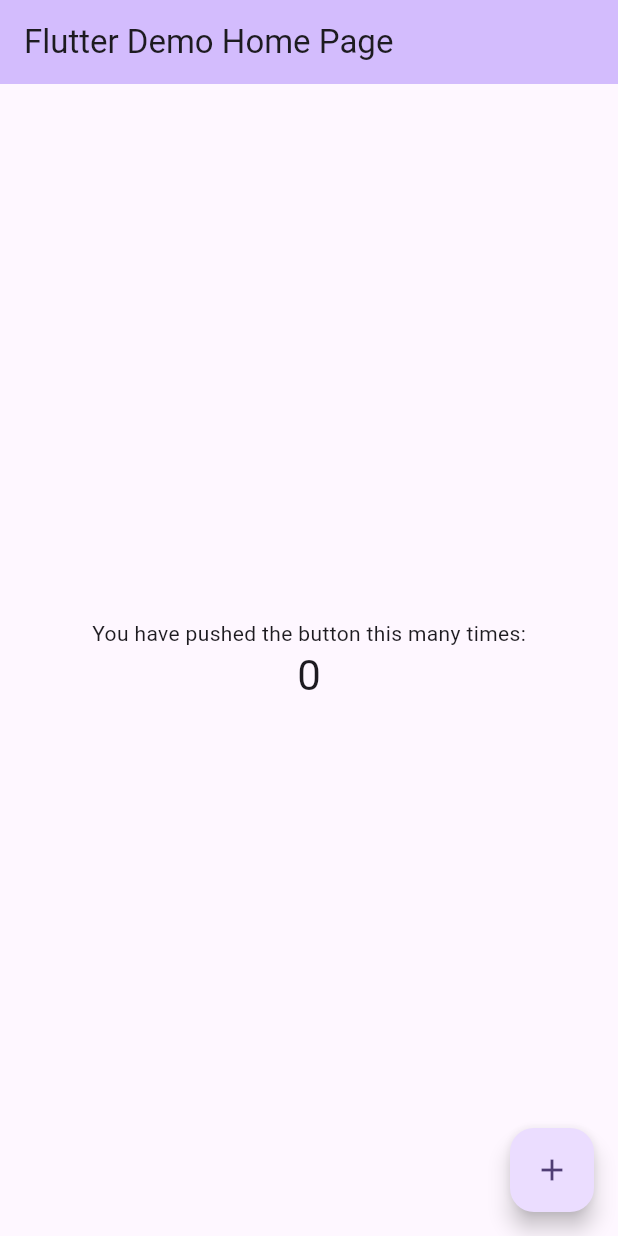
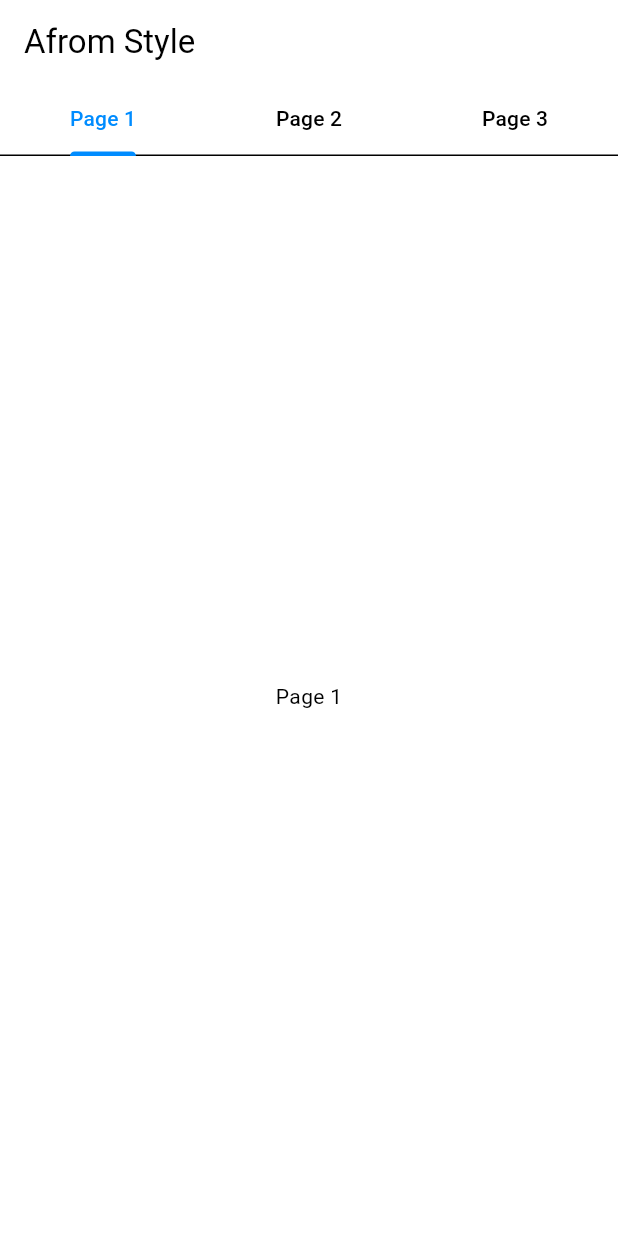
Before and after one commit to moisesNeto/afro_style, a Flutter app: the screen it shows after launch, on a phone screen of 412 x 824 dp. Run offline on Flutter 3.47's test engine with Material 3 defaults, Android fonts, the light colour scheme and no system bars.

Commit message:
Estruturando base para o site da Afro Style

```diff
--- a/lib/main.dart
+++ b/lib/main.dart
@@ -1,125 +1,6 @@
+import 'package:afro_style/src/afro_style.dart';
 import 'package:flutter/material.dart';
 
 void main() {
-  runApp(const MyApp());
+  runApp(const AfroStyle());
 }
-
-class MyApp extends StatelessWidget {
-  const MyApp({super.key});
-
-  // This widget is the root of your application.
-  @override
-  Widget build(BuildContext context) {
-    return MaterialApp(
-      title: 'Flutter Demo',
-      theme: ThemeData(
-        // This is the theme of your application.
-        //
-        // TRY THIS: Try running your application with "flutter run". You'll see
-        // the application has a purple toolbar. Then, without quitting the app,
-        // try changing the seedColor in the colorScheme below to Colors.green
-        // and then invoke "hot reload" (save your changes or press the "hot
-        // reload" button in a Flutter-supported IDE, or press "r" if you used
-        // the command line to start the app).
-        //
-        // Notice that the counter didn't reset back to zero; the application
-        // state is not lost during the reload. To reset the state, use hot
-        // restart instead.
-        //
-        // This works for code too, not just values: Most code changes can be
-        // tested with just a hot reload.
-        colorScheme: ColorScheme.fromSeed(seedColor: Colors.deepPurple),
-        useMaterial3: true,
-      ),
-      home: const MyHomePage(title: 'Flutter Demo Home Page'),
-    );
-  }
-}
-
-class MyHomePage extends StatefulWidget {
-  const MyHomePage({super.key, required this.title});
-
-  // This widget is the home page of your application. It is stateful, meaning
-  // that it has a State object (defined below) that contains fields that affect
-  // how it looks.
-
-  // This class is the configuration for the state. It holds the values (in this
-  // case the title) provided by the parent (in this case the App widget) and
-  // used by the build method of the State. Fields in a Widget subclass are
-  // always marked "final".
-
-  final String title;
-
-  @override
-  State<MyHomePage> createState() => _MyHomePageState();
-}
-
-class _MyHomePageState extends State<MyHomePage> {
-  int _counter = 0;
-
-  void _incrementCounter() {
-    setState(() {
-      // This call to setState tells the Flutter framework that something has
-      // changed in this State, which causes it to rerun the build method below
-      // so that the display can reflect the updated values. If we changed
-      // _counter without calling setState(), then the build method would not be
-      // called again, and so nothing would appear to happen.
-      _counter++;
-    });
-  }
-
-  @override
-  Widget build(BuildContext context) {
-    // This method is rerun every time setState is called, for instance as done
-    // by the _incrementCounter method above.
-    //
-    // The Flutter framework has been optimized to make rerunning build methods
-    // fast, so that you can just rebuild anything that needs updating rather
-    // than having to individually change instances of widgets.
-    return Scaffold(
-      appBar: AppBar(
-        // TRY THIS: Try changing the color here to a specific color (to
-        // Colors.amber, perhaps?) and trigger a hot reload to see the AppBar
-        // change color while the other colors stay the same.
-        backgroundColor: Theme.of(context).colorScheme.inversePrimary,
-        // Here we take the value from the MyHomePage object that was created by
-        // the App.build method, and use it to set our appbar title.
-        title: Text(widget.title),
-      ),
-      body: Center(
-        // Center is a layout widget. It takes a single child and positions it
-        // in the middle of the parent.
-        child: Column(
-          // Column is also a layout widget. It takes a list of children and
-          // arranges them vertically. By default, it sizes itself to fit its
-          // children horizontally, and tries to be as tall as its parent.
-          //
-          // Column has various properties to control how it sizes itself and
-          // how it positions its children. Here we use mainAxisAlignment to
-          // center the children vertically; the main axis here is the vertical
-          // axis because Columns are vertical (the cross axis would be
-          // horizontal).
-          //
-          // TRY THIS: Invoke "debug painting" (choose the "Toggle Debug Paint"
-          // action in the IDE, or press "p" in the console), to see the
-          // wireframe for each widget.
-          mainAxisAlignment: MainAxisAlignment.center,
-          children: <Widget>[
-            const Text(
-              'You have pushed the button this many times:',
-            ),
-            Text(
-              '$_counter',
-              style: Theme.of(context).textTheme.headlineMedium,
-            ),
-          ],
-        ),
-      ),
-      floatingActionButton: FloatingActionButton(
-        onPressed: _incrementCounter,
-        tooltip: 'Increment',
-        child: const Icon(Icons.add),
-      ), // This trailing comma makes auto-formatting nicer for build methods.
-    );
-  }
-}
--- /dev/null
+++ b/lib/src/afro_style.dart
@@ -0,0 +1,24 @@
+import 'package:afro_style/src/home/home.dart';
+import 'package:flutter/material.dart';
+
+class AfroStyle extends StatelessWidget {
+  const AfroStyle({super.key});
+
+  @override
+  Widget build(BuildContext context) {
+    return MaterialApp(
+      debugShowCheckedModeBanner: false,
+      theme: ThemeData(
+        colorScheme: const ColorScheme.light(
+          primary: Color(0xff008CFF),
+          onPrimary: Color(0xffffffff),
+          primaryContainer: Color(0xff010203),
+          onPrimaryContainer: Color(0xffffffff),
+          secondaryContainer: Color(0xff0D0D0D),
+          onSecondaryContainer: Color(0xffffffff),
+        ),
+      ),
+      home: const Home(),
+    );
+  }
+}
--- /dev/null
+++ b/lib/src/home/home.dart
@@ -0,0 +1,76 @@
+import 'package:flutter/material.dart';
+
+class Home extends StatefulWidget {
+  const Home({super.key});
+
+  @override
+  _HomeState createState() => _HomeState();
+}
+
+class _HomeState extends State<Home> with SingleTickerProviderStateMixin {
+  late TabController _tabController;
+
+  @override
+  void initState() {
+    super.initState();
+    _tabController = TabController(length: 3, vsync: this);
+  }
+
+  @override
+  void dispose() {
+    _tabController.dispose();
+    super.dispose();
+  }
+
+  @override
+  Widget build(BuildContext context) {
+    return Scaffold(
+      appBar: AppBar(
+        title: Text('Afrom Style'),
+        bottom: TabBar(
+          controller: _tabController,
+          tabs: [
+            Tab(text: 'Page 1'),
+            Tab(text: 'Page 2'),
+            Tab(text: 'Page 3'),
+          ],
+        ),
+      ),
+      body: TabBarView(
+        controller: _tabController,
+        children: [
+          Page1(),
+          Page2(),
+          Page3(),
+        ],
+      ),
+    );
+  }
+}
+
+class Page1 extends StatelessWidget {
+  @override
+  Widget build(BuildContext context) {
+    return Center(
+      child: Text('Page 1'),
+    );
+  }
+}
+
+class Page2 extends StatelessWidget {
+  @override
+  Widget build(BuildContext context) {
+    return Center(
+      child: Text('Page 2'),
+    );
+  }
+}
+
+class Page3 extends StatelessWidget {
+  @override
+  Widget build(BuildContext context) {
+    return Center(
+      child: Text('Page 3'),
+    );
+  }
+}
```
Also changed, not shown: 2 other files.
